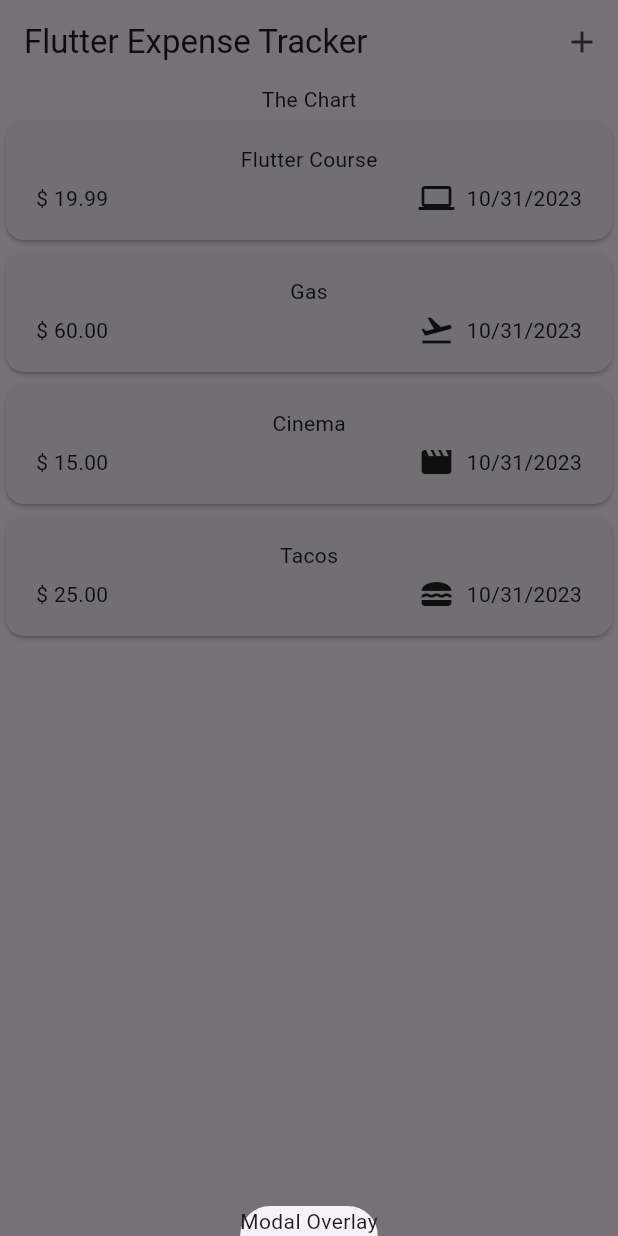
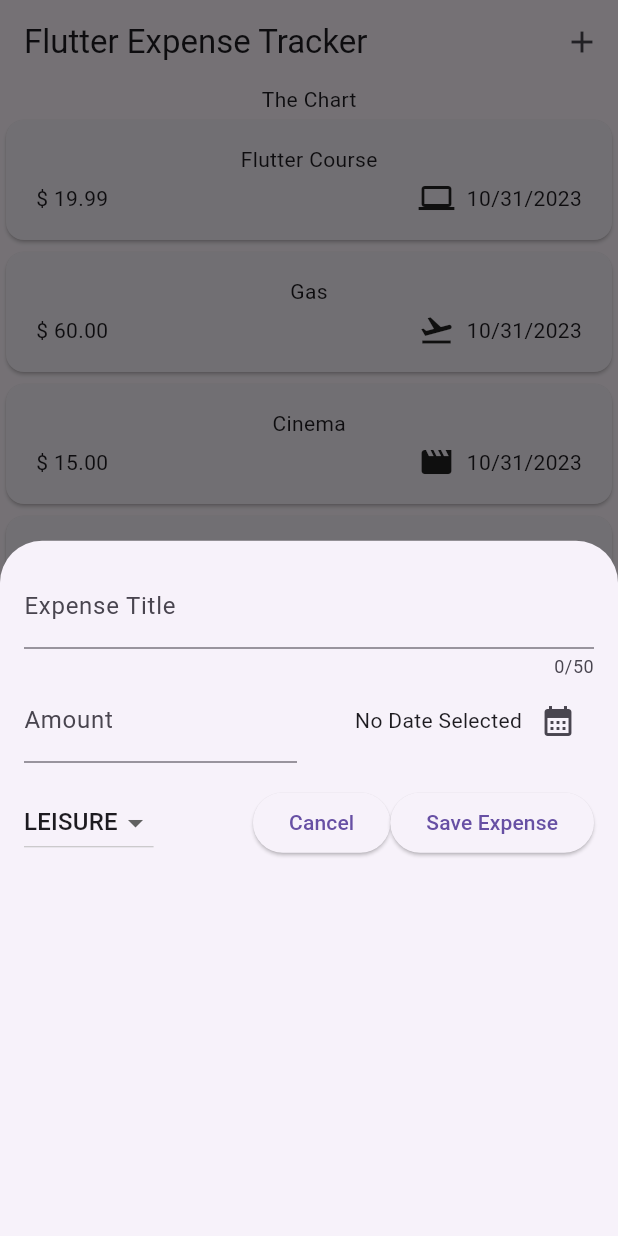
Before and after one commit to DelgaMatt/Expense-Tracker, a Flutter app: the screen it shows after launch, after a tap on the "add" icon, on a phone screen of 412 x 824 dp. Run offline on Flutter 3.47's test engine with Material 2 defaults, Android fonts, the phone set to English and light mode, and no system bars.

Commit message:
pop up modal ui complete

```diff
--- a/lib/expenses.dart
+++ b/lib/expenses.dart
@@ -1,5 +1,6 @@
 import 'package:expense_tracker/widgets/expenses_list.dart';
 import 'package:expense_tracker/models/expense.dart';
+import 'package:expense_tracker/widgets/new_expense.dart';
 import 'package:flutter/material.dart';
 
 class Expenses extends StatefulWidget {
@@ -38,7 +39,7 @@ class _ExpensesState extends State<Expenses> {
   void _openAddExpenseOverlay() {
     showModalBottomSheet(
         context: context,
-        builder: ((context) => const Text('Modal Overlay')));
+        builder: ((context) => const NewExpense()));
   }
   // doesnt return anything so return type is void
 
--- /dev/null
+++ b/lib/widgets/new_expense.dart
@@ -0,0 +1,122 @@
+import 'package:flutter/material.dart';
+import 'package:expense_tracker/models/expense.dart';
+
+class NewExpense extends StatefulWidget {
+  const NewExpense({super.key});
+
+  @override
+  State<NewExpense> createState() {
+    return _NewExpensesState();
+  }
+}
+
+class _NewExpensesState extends State<NewExpense> {
+  final _titleController = TextEditingController();
+  final _amountController = TextEditingController();
+  DateTime? _selectedDate;
+  Category _selectedCategory = Category.leisure;
+  // flutter doing the heavy lifting with storing values
+  // you also have to tell flutter to delete the controller when the widget is no longer needed (the modal overlay)
+  // it will cause memory issues and may cause the app to crash
+  // so we use dispose
+  @override
+  void dispose() {
+    _titleController.dispose();
+    _amountController.dispose();
+    super.dispose();
+  }
+
+  void _presentDatePicker() async {
+    final now = DateTime.now();
+    final firstDate = DateTime(now.year - 1, now.month, now.day);
+    final pickedDate = await showDatePicker(
+        context: context,
+        initialDate: now,
+        firstDate: firstDate,
+        lastDate: now);
+    setState(() {
+      _selectedDate = pickedDate;
+    });
+  }
+
+  @override
+  Widget build(BuildContext context) {
+    return Padding(
+      padding: const EdgeInsets.all(16),
+      child: Column(
+        children: [
+          TextField(
+            controller: _titleController,
+            maxLength: 50,
+            decoration: const InputDecoration(label: Text('Expense Title')),
+          ),
+          Row(
+            children: [
+              Expanded(
+                child: TextField(
+                  controller: _amountController,
+                  keyboardType: TextInputType.number,
+                  decoration: const InputDecoration(
+                      prefixText: '\$ ', label: Text('Amount')),
+                ),
+              ),
+              const SizedBox(width: 16),
+              Expanded(
+                child: Row(
+                    mainAxisAlignment: MainAxisAlignment.end,
+                    crossAxisAlignment: CrossAxisAlignment.center,
+                    children: [
+                      Text(_selectedDate == null
+                          ? 'No Date Selected'
+                          : formatter.format(_selectedDate!)),
+                      IconButton(
+                          onPressed: _presentDatePicker,
+                          icon: const Icon(Icons.calendar_month))
+                    ]),
+              )
+            ],
+          ),
+          const SizedBox(height: 16,),
+          Row(
+            children: [
+              DropdownButton(
+                value: _selectedCategory,
+                  items: Category.values
+                      .map(
+                        (category) => DropdownMenuItem(
+                          value: category,
+                          child: Text(
+                            category.name.toUpperCase(),
+                          ),
+                        ),
+                      )
+                      .toList(),
+                  onChanged: (value) {
+                    if (value == null) {
+                      return;
+                    }
+                    setState(() {
+                      _selectedCategory = value;
+                    });
+                  }),
+              const Spacer(),
+              ElevatedButton(
+                onPressed: () {
+                  Navigator.pop(context);
+                },
+                child: const Text('Cancel'),
+              ),
+              ElevatedButton(
+                onPressed: () {
+                  print(_titleController.text);
+                  print(_amountController.text);
+                },
+                child: const Text('Save Expense'),
+              )
+            ],
+          )
+        ],
+      ),
+    );
+  }
+}
```
